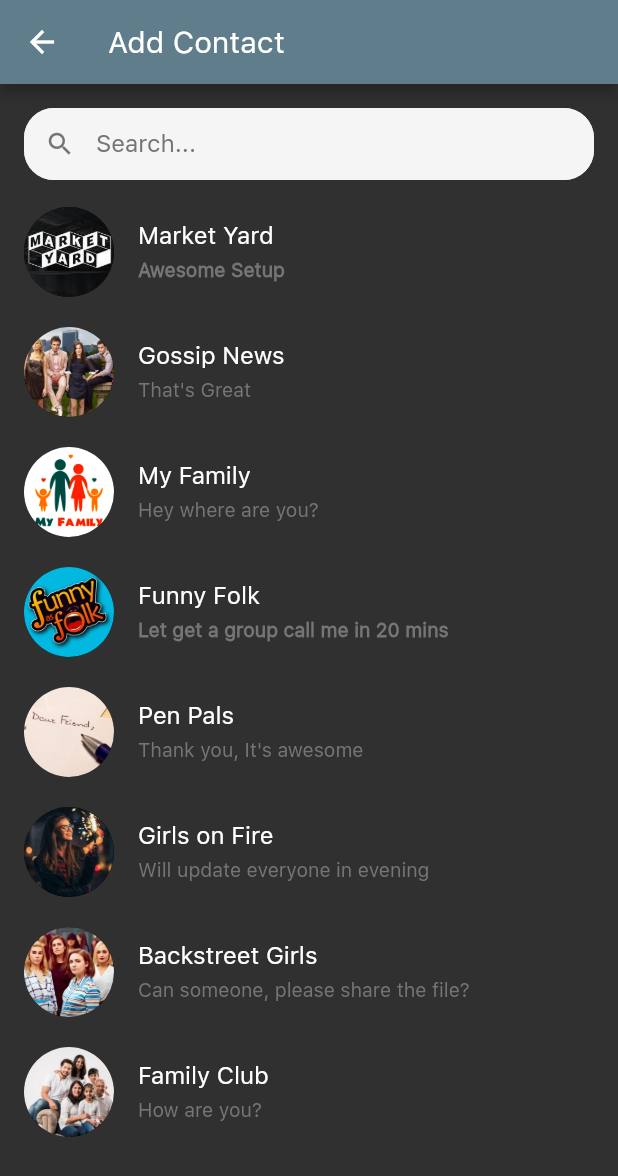
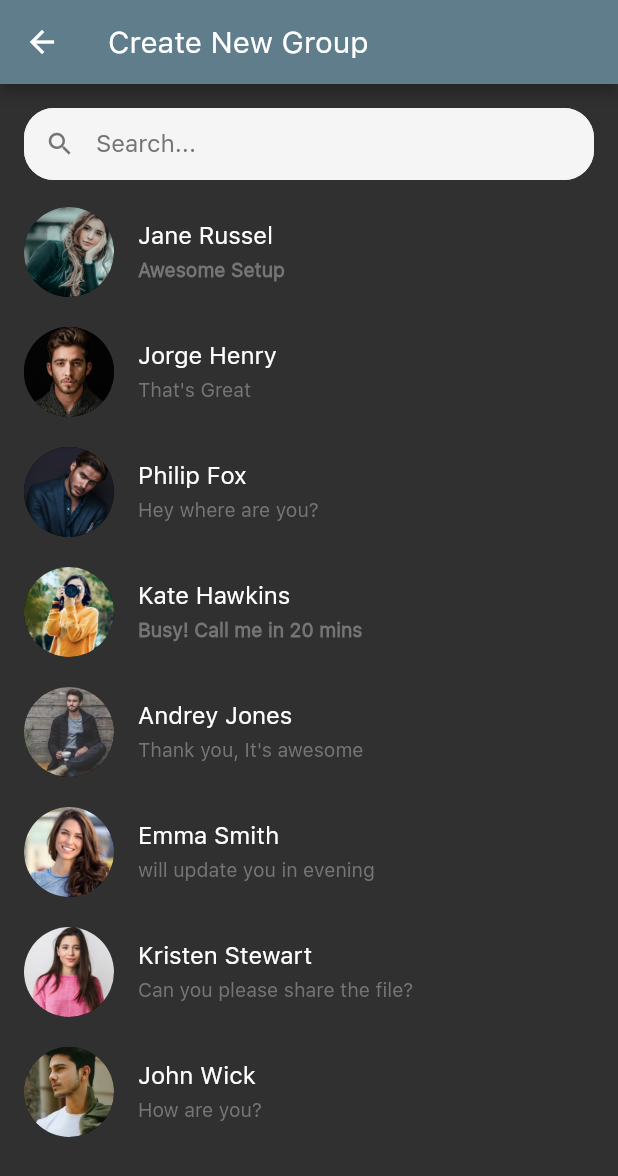
Before and after one commit to User-Experience-Design-SE3050-2021/se3050---uee-2021s2_reg_we_61, a Flutter app: the screen it shows after launch, item 2 of the bottom bar chosen, after a tap on the "add" icon, on a phone screen of 412 x 824 dp. Shown: the top 1176 px of the screen. Run offline on Flutter 3.47's test engine with Material 2 defaults, Android fonts, the phone set to English and light mode, and no system bars; our stand-ins replace flutter_svg.

Commit message:
Add Create New Group Page

```diff
--- /dev/null
+++ b/UEE - Line Lite Chat App Project - GitHub Classroom/lib/chatdetail/AddContactInside.dart
@@ -0,0 +1,162 @@
+import 'AddContact.dart';
+import 'package:Line_Lite/screens/groupCall/group_call_screen.dart';
+
+import '/widgets/GroupConversationList.dart';
+import 'package:flutter/material.dart';
+import '../models/ChatUsersModel.dart';
+
+class AddContactInside extends StatefulWidget {
+  @override
+  _AddContactInsideState createState() => _AddContactInsideState();
+}
+
+class _AddContactInsideState extends State<AddContactInside> {
+  List<ChatUsers> chatUsers = [
+    ChatUsers(name: "Jane Russel",
+        messageText: "Awesome Setup",
+        imageURL: "assets/images/woman 2.jpg",
+        time: ""),
+    ChatUsers(name: "Jorge Henry",
+        messageText: "That's Great",
+        imageURL: "assets/images/man 1.jpg",
+        time: ""),
+    ChatUsers(name: "Philip Fox",
+        messageText: "Hey where are you?",
+        imageURL: "assets/images/man 2.jpg",
+        time: ""),
+    ChatUsers(name: "Kate Hawkins",
+        messageText: "Busy! Call me in 20 mins",
+        imageURL: "assets/images/woman 1.jpg",
+        time: ""),
+    ChatUsers(name: "Andrey Jones",
+        messageText: "Thank you, It's awesome",
+        imageURL: "assets/images/man 3.jpg",
+        time: ""),
+    ChatUsers(name: "Emma Smith",
+        messageText: "will update you in evening",
+        imageURL: "assets/images/woman 3.jpg",
+        time: ""),
+    ChatUsers(name: "Kristen Stewart",
+        messageText: "Can you please share the file?",
+        imageURL: "assets/images/woman 4.jpg",
+        time: ""),
+    ChatUsers(name: "John Wick",
+        messageText: "How are you?",
+        imageURL: "assets/images/man 4.jpg",
+        time: ""),
+  ];
+  @override
+  Widget build(BuildContext context) {
+
+    return Scaffold(
+      // appBar: AppBar(
+      //   title: Text("Chat Groups"),
+      // ),
+      body: SingleChildScrollView(
+        physics: BouncingScrollPhysics(),
+        child: Column(
+          crossAxisAlignment: CrossAxisAlignment.start,
+          children: <Widget>[
+
+            // SafeArea(
+            //   child: Padding(
+            //     padding: EdgeInsets.only(left: 16,right: 16,top: 10),
+            //     child: Row(
+            //       mainAxisAlignment: MainAxisAlignment.spaceBetween,
+            //       children: <Widget>[
+            //         Text("Group Chats",style: TextStyle(fontSize: 32,fontWeight: FontWeight.bold),),
+            //         Container(
+            //           padding: EdgeInsets.only(left: 8,right: 8,top: 2,bottom: 2),
+            //           height: 30,
+            //           decoration: BoxDecoration(
+            //             borderRadius: BorderRadius.circular(30),
+            //             color: Colors.white70,
+            //           ),
+            //           child: Row(
+            //             children: <Widget>[
+            //               IconButton(
+            //                 padding: EdgeInsets.only(left: 8,right: 8,top: 2,bottom: 2),
+            //                 color: Colors.white70,
+            //                 icon: Icon(Icons.add,color: Colors.black54,size: 20,),
+            //                 // sizedBox: SizedBox(width: 2,),
+            //                 // text: Text("Add New",style: TextStyle(fontSize: 14,fontWeight: FontWeight.bold),),
+            //                 onPressed: () {
+            //                   Navigator.push(
+            //                     context,
+            //                     MaterialPageRoute(builder: (context) => AddContact()),
+            //                   );
+            //                 },
+            //               ),
+            //             ],
+            //           ),
+            //         )
+            //       ],
+            //     ),
+            //   ),
+            // ),
+            Padding(
+              padding: EdgeInsets.only(top: 16,left: 16,right: 16),
+              child: TextField(
+                decoration: InputDecoration(
+                  hintText: "Search...",
+                  hintStyle: TextStyle(color: Colors.grey.shade600),
+                  prefixIcon: Icon(Icons.search,color: Colors.grey.shade600, size: 20,),
+                  filled: true,
+                  fillColor: Colors.grey.shade100,
+                  contentPadding: EdgeInsets.all(8),
+                  enabledBorder: OutlineInputBorder(
+                      borderRadius: BorderRadius.circular(20),
+                      borderSide: BorderSide(
+                          color: Colors.grey.shade100
+                      )
+                  ),
+                ),
+              ),
+            ),
+            ListView.builder(
+              itemCount: chatUsers.length,
+              shrinkWrap: true,
+              padding: EdgeInsets.only(top: 8),
+              physics: NeverScrollableScrollPhysics(),
+              itemBuilder: (context, index){
+                return GroupConversationList(
+                  name: chatUsers[index].name,
+                  messageText: chatUsers[index].messageText,
+                  imageUrl: chatUsers[index].imageURL,
+                  time: chatUsers[index].time,
+                  isMessageRead: (index == 0 || index == 3)?true:false,
+                );
+              },
+            ),
+          ],
+        ),
+      ),
+    );
+  }
+}
+
+// import 'package:flutter/material.dart';
+// import '../status/StatusPage.dart';
+//
+// class ChatGroupPage extends StatelessWidget {
+//   static Route<dynamic> route() => MaterialPageRoute(
+//     builder: (context) => ChatGroupPage(),
+//   );
+//
+//   @override
+//   Widget build(BuildContext context) {
+//     return Scaffold(
+//       appBar: AppBar(
+//         title: Text("Chat Groups"),
+//       ),
+//       body: Center(
+//         child: FlatButton(
+//           onPressed: () => Navigator.of(context).push(
+//             StatusPage.route(),
+//           ),
+//           child: Text("Navigate to Chat Groups Detail Page"),
+//         ),
+//       ),
+//     );
+//   }
+// }
--- a/UEE - Line Lite Chat App Project - GitHub Classroom/lib/groupchat/AddContactInside.dart
+++ /dev/null
@@ -1,162 +0,0 @@
-import 'package:Line_Lite/groupchat/AddContact.dart';
-import 'package:Line_Lite/screens/groupCall/group_call_screen.dart';
-
-import '/widgets/GroupConversationList.dart';
-import 'package:flutter/material.dart';
-import '../models/ChatUsersModel.dart';
-
-class AddContactInside extends StatefulWidget {
-  @override
-  _AddContactInsideState createState() => _AddContactInsideState();
-}
-
-class _AddContactInsideState extends State<AddContactInside> {
-  List<ChatUsers> chatUsers = [
-    ChatUsers(name: "Market Yard",
-        messageText: "Awesome Setup",
-        imageURL: "assets/images/Market Yard.jpg",
-        time: ""),
-    ChatUsers(name: "Gossip News",
-        messageText: "That's Great",
-        imageURL: "assets/images/Gossip News.jpg",
-        time: ""),
-    ChatUsers(name: "My Family",
-        messageText: "Hey where are you?",
-        imageURL: "assets/images/My Family.png",
-        time: ""),
-    ChatUsers(name: "Funny Folk",
-        messageText: "Let get a group call me in 20 mins",
-        imageURL: "assets/images/Funny Folk.jpg",
-        time: ""),
-    ChatUsers(name: "Pen Pals",
-        messageText: "Thank you, It's awesome",
-        imageURL: "assets/images/Pen Pals.jpg",
-        time: ""),
-    ChatUsers(name: "Girls on Fire",
-        messageText: "Will update everyone in evening",
-        imageURL: "assets/images/Girls on Fire.jpg",
-        time: ""),
-    ChatUsers(name: "Backstreet Girls",
-        messageText: "Can someone, please share the file?",
-        imageURL: "assets/images/Backstreet Girls.jpg",
-        time: ""),
-    ChatUsers(name: "Family Club",
-        messageText: "How are you?",
-        imageURL: "assets/images/Family Club.jpg",
-        time: ""),
-  ];
-  @override
-  Widget build(BuildContext context) {
-
-    return Scaffold(
-      // appBar: AppBar(
-      //   title: Text("Chat Groups"),
-      // ),
-      body: SingleChildScrollView(
-        physics: BouncingScrollPhysics(),
-        child: Column(
-          crossAxisAlignment: CrossAxisAlignment.start,
-          children: <Widget>[
-
-            // SafeArea(
-            //   child: Padding(
-            //     padding: EdgeInsets.only(left: 16,right: 16,top: 10),
-            //     child: Row(
-            //       mainAxisAlignment: MainAxisAlignment.spaceBetween,
-            //       children: <Widget>[
-            //         Text("Group Chats",style: TextStyle(fontSize: 32,fontWeight: FontWeight.bold),),
-            //         Container(
-            //           padding: EdgeInsets.only(left: 8,right: 8,top: 2,bottom: 2),
-            //           height: 30,
-            //           decoration: BoxDecoration(
-            //             borderRadius: BorderRadius.circular(30),
-            //             color: Colors.white70,
-            //           ),
-            //           child: Row(
-            //             children: <Widget>[
-            //               IconButton(
-            //                 padding: EdgeInsets.only(left: 8,right: 8,top: 2,bottom: 2),
-            //                 color: Colors.white70,
-            //                 icon: Icon(Icons.add,color: Colors.black54,size: 20,),
-            //                 // sizedBox: SizedBox(width: 2,),
-            //                 // text: Text("Add New",style: TextStyle(fontSize: 14,fontWeight: FontWeight.bold),),
-            //                 onPressed: () {
-            //                   Navigator.push(
-            //                     context,
-            //                     MaterialPageRoute(builder: (context) => AddContact()),
-            //                   );
-            //                 },
-            //               ),
-            //             ],
-            //           ),
-            //         )
-            //       ],
-            //     ),
-            //   ),
-            // ),
-            Padding(
-              padding: EdgeInsets.only(top: 16,left: 16,right: 16),
-              child: TextField(
-                decoration: InputDecoration(
-                  hintText: "Search...",
-                  hintStyle: TextStyle(color: Colors.grey.shade600),
-                  prefixIcon: Icon(Icons.search,color: Colors.grey.shade600, size: 20,),
-                  filled: true,
-                  fillColor: Colors.grey.shade100,
-                  contentPadding: EdgeInsets.all(8),
-                  enabledBorder: OutlineInputBorder(
-                      borderRadius: BorderRadius.circular(20),
-                      borderSide: BorderSide(
-                          color: Colors.grey.shade100
-                      )
-                  ),
-                ),
-              ),
-            ),
-            ListView.builder(
-              itemCount: chatUsers.length,
-              shrinkWrap: true,
-              padding: EdgeInsets.only(top: 8),
-              physics: NeverScrollableScrollPhysics(),
-              itemBuilder: (context, index){
-                return GroupConversationList(
-                  name: chatUsers[index].name,
-                  messageText: chatUsers[index].messageText,
-                  imageUrl: chatUsers[index].imageURL,
-                  time: chatUsers[index].time,
-                  isMessageRead: (index == 0 || index == 3)?true:false,
-                );
-              },
-            ),
-          ],
-        ),
-      ),
-    );
-  }
-}
-
-// import 'package:flutter/material.dart';
-// import '../status/StatusPage.dart';
-//
-// class ChatGroupPage extends StatelessWidget {
-//   static Route<dynamic> route() => MaterialPageRoute(
-//     builder: (context) => ChatGroupPage(),
-//   );
-//
-//   @override
-//   Widget build(BuildContext context) {
-//     return Scaffold(
-//       appBar: AppBar(
-//         title: Text("Chat Groups"),
-//       ),
-//       body: Center(
-//         child: FlatButton(
-//           onPressed: () => Navigator.of(context).push(
-//             StatusPage.route(),
-//           ),
-//           child: Text("Navigate to Chat Groups Detail Page"),
-//         ),
-//       ),
-//     );
-//   }
-// }
--- a/UEE - Line Lite Chat App Project - GitHub Classroom/lib/groupchat/ChatGroupPage.dart
+++ b/UEE - Line Lite Chat App Project - GitHub Classroom/lib/groupchat/ChatGroupPage.dart
@@ -1,9 +1,10 @@
-import 'package:Line_Lite/groupchat/AddContact.dart';
+import '../chatdetail/AddContact.dart';
 import 'package:Line_Lite/screens/groupCall/group_call_screen.dart';
 
 import '/widgets/GroupConversationList.dart';
 import 'package:flutter/material.dart';
 import '../models/ChatUsersModel.dart';
+import 'CreateNewGroup.dart';
 
 class ChatGroupPage extends StatefulWidget {
   @override
@@ -83,7 +84,7 @@ class _ChatGroupPageState extends State<ChatGroupPage> {
                             onPressed: () {
                               Navigator.push(
                                 context,
-                                MaterialPageRoute(builder: (context) => AddContact()),
+                                MaterialPageRoute(builder: (context) => CreateNewGroup()),
                               );
                             },
                           ),
--- /dev/null
+++ b/UEE - Line Lite Chat App Project - GitHub Classroom/lib/groupchat/CreateNewGroup.dart
@@ -0,0 +1,21 @@
+import 'package:Line_Lite/groupchat/CreateNewGroupInside.dart';
+import 'package:flutter/material.dart';
+
+class CreateNewGroup extends StatelessWidget {
+  static Route<dynamic> route() => MaterialPageRoute(
+    builder: (context) => CreateNewGroup(),
+  );
+
+  @override
+  Widget build(BuildContext context) {
+    return Scaffold(
+      appBar: AppBar(
+        title: Text("Create New Group"),
+        backgroundColor: Colors.blueGrey[500],
+      ),
+      body: CreateNewGroupInside(),
+
+      // home: ChatGroupPage(),
+    );
+  }
+}
--- /dev/null
+++ b/UEE - Line Lite Chat App Project - GitHub Classroom/lib/groupchat/CreateNewGroupInside.dart
@@ -0,0 +1,162 @@
+import '../chatdetail/AddContact.dart';
+import 'package:Line_Lite/screens/groupCall/group_call_screen.dart';
+
+import '/widgets/GroupConversationList.dart';
+import 'package:flutter/material.dart';
+import '../models/ChatUsersModel.dart';
+
+class CreateNewGroupInside extends StatefulWidget {
+  @override
+  _CreateNewGroupInsideState createState() => _CreateNewGroupInsideState();
+}
+
+class _CreateNewGroupInsideState extends State<CreateNewGroupInside> {
+  List<ChatUsers> chatUsers = [
+    ChatUsers(name: "Jane Russel",
+        messageText: "Awesome Setup",
+        imageURL: "assets/images/woman 2.jpg",
+        time: ""),
+    ChatUsers(name: "Jorge Henry",
+        messageText: "That's Great",
+        imageURL: "assets/images/man 1.jpg",
+        time: ""),
+    ChatUsers(name: "Philip Fox",
+        messageText: "Hey where are you?",
+        imageURL: "assets/images/man 2.jpg",
+        time: ""),
+    ChatUsers(name: "Kate Hawkins",
+        messageText: "Busy! Call me in 20 mins",
+        imageURL: "assets/images/woman 1.jpg",
+        time: ""),
+    ChatUsers(name: "Andrey Jones",
+        messageText: "Thank you, It's awesome",
+        imageURL: "assets/images/man 3.jpg",
+        time: ""),
+    ChatUsers(name: "Emma Smith",
+        messageText: "will update you in evening",
+        imageURL: "assets/images/woman 3.jpg",
+        time: ""),
+    ChatUsers(name: "Kristen Stewart",
+        messageText: "Can you please share the file?",
+        imageURL: "assets/images/woman 4.jpg",
+        time: ""),
+    ChatUsers(name: "John Wick",
+        messageText: "How are you?",
+        imageURL: "assets/images/man 4.jpg",
+        time: ""),
+  ];
+  @override
+  Widget build(BuildContext context) {
+
+    return Scaffold(
+      // appBar: AppBar(
+      //   title: Text("Chat Groups"),
+      // ),
+      body: SingleChildScrollView(
+        physics: BouncingScrollPhysics(),
+        child: Column(
+          crossAxisAlignment: CrossAxisAlignment.start,
+          children: <Widget>[
+
+            // SafeArea(
+            //   child: Padding(
+            //     padding: EdgeInsets.only(left: 16,right: 16,top: 10),
+            //     child: Row(
+            //       mainAxisAlignment: MainAxisAlignment.spaceBetween,
+            //       children: <Widget>[
+            //         Text("Group Chats",style: TextStyle(fontSize: 32,fontWeight: FontWeight.bold),),
+            //         Container(
+            //           padding: EdgeInsets.only(left: 8,right: 8,top: 2,bottom: 2),
+            //           height: 30,
+            //           decoration: BoxDecoration(
+            //             borderRadius: BorderRadius.circular(30),
+            //             color: Colors.white70,
+            //           ),
+            //           child: Row(
+            //             children: <Widget>[
+            //               IconButton(
+            //                 padding: EdgeInsets.only(left: 8,right: 8,top: 2,bottom: 2),
+            //                 color: Colors.white70,
+            //                 icon: Icon(Icons.add,color: Colors.black54,size: 20,),
+            //                 // sizedBox: SizedBox(width: 2,),
+            //                 // text: Text("Add New",style: TextStyle(fontSize: 14,fontWeight: FontWeight.bold),),
+            //                 onPressed: () {
+            //                   Navigator.push(
+            //                     context,
+            //                     MaterialPageRoute(builder: (context) => AddContact()),
+            //                   );
+            //                 },
+            //               ),
+            //             ],
+            //           ),
+            //         )
+            //       ],
+            //     ),
+            //   ),
+            // ),
+            Padding(
+              padding: EdgeInsets.only(top: 16,left: 16,right: 16),
+              child: TextField(
+                decoration: InputDecoration(
+                  hintText: "Search...",
+                  hintStyle: TextStyle(color: Colors.grey.shade600),
+                  prefixIcon: Icon(Icons.search,color: Colors.grey.shade600, size: 20,),
+                  filled: true,
+                  fillColor: Colors.grey.shade100,
+                  contentPadding: EdgeInsets.all(8),
+                  enabledBorder: OutlineInputBorder(
+                      borderRadius: BorderRadius.circular(20),
+                      borderSide: BorderSide(
+                          color: Colors.grey.shade100
+                      )
+                  ),
+                ),
+              ),
+            ),
+            ListView.builder(
+              itemCount: chatUsers.length,
+              shrinkWrap: true,
+              padding: EdgeInsets.only(top: 8),
+              physics: NeverScrollableScrollPhysics(),
+              itemBuilder: (context, index){
+                return GroupConversationList(
+                  name: chatUsers[index].name,
+                  messageText: chatUsers[index].messageText,
+                  imageUrl: chatUsers[index].imageURL,
+                  time: chatUsers[index].time,
+                  isMessageRead: (index == 0 || index == 3)?true:false,
+                );
+              },
+            ),
+          ],
+        ),
+      ),
+    );
+  }
+}
+
+// import 'package:flutter/material.dart';
+// import '../status/StatusPage.dart';
+//
+// class ChatGroupPage extends StatelessWidget {
+//   static Route<dynamic> route() => MaterialPageRoute(
+//     builder: (context) => ChatGroupPage(),
+//   );
+//
+//   @override
+//   Widget build(BuildContext context) {
+//     return Scaffold(
+//       appBar: AppBar(
+//         title: Text("Chat Groups"),
+//       ),
+//       body: Center(
+//         child: FlatButton(
+//           onPressed: () => Navigator.of(context).push(
+//             StatusPage.route(),
+//           ),
+//           child: Text("Navigate to Chat Groups Detail Page"),
+//         ),
+//       ),
+//     );
+//   }
+// }
--- a/UEE - Line Lite Chat App Project - GitHub Classroom/lib/screens/ChatPage.dart
+++ b/UEE - Line Lite Chat App Project - GitHub Classroom/lib/screens/ChatPage.dart
@@ -1,4 +1,4 @@
-import 'package:Line_Lite/groupchat/AddContact.dart';
+import '../chatdetail/AddContact.dart';
 import 'package:flutter/material.dart';
 import '../models/ChatUsersModel.dart';
 import '../widgets/ConversationList.dart';
```
Also changed, not shown: UEE - Line Lite Chat App Project - GitHub Classroom/lib/chatdetail/AddContact.dart (renamed from UEE - Line Lite Chat App Project - GitHub Classroom/lib/groupchat/AddContact.dart), 7 other files.
